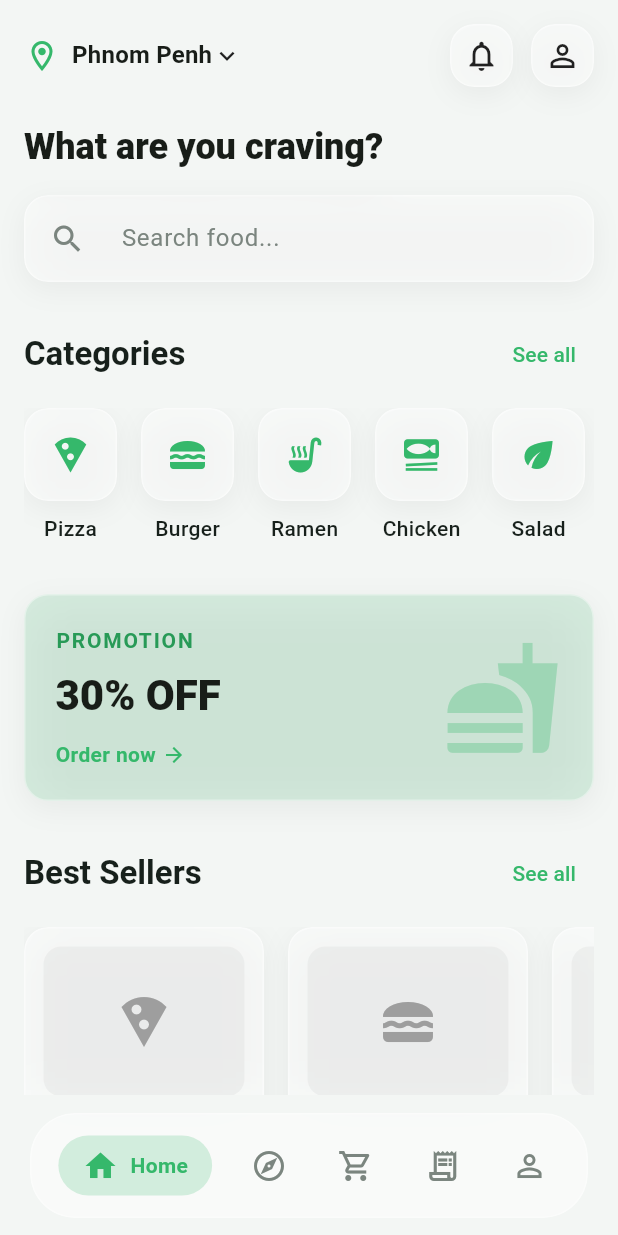
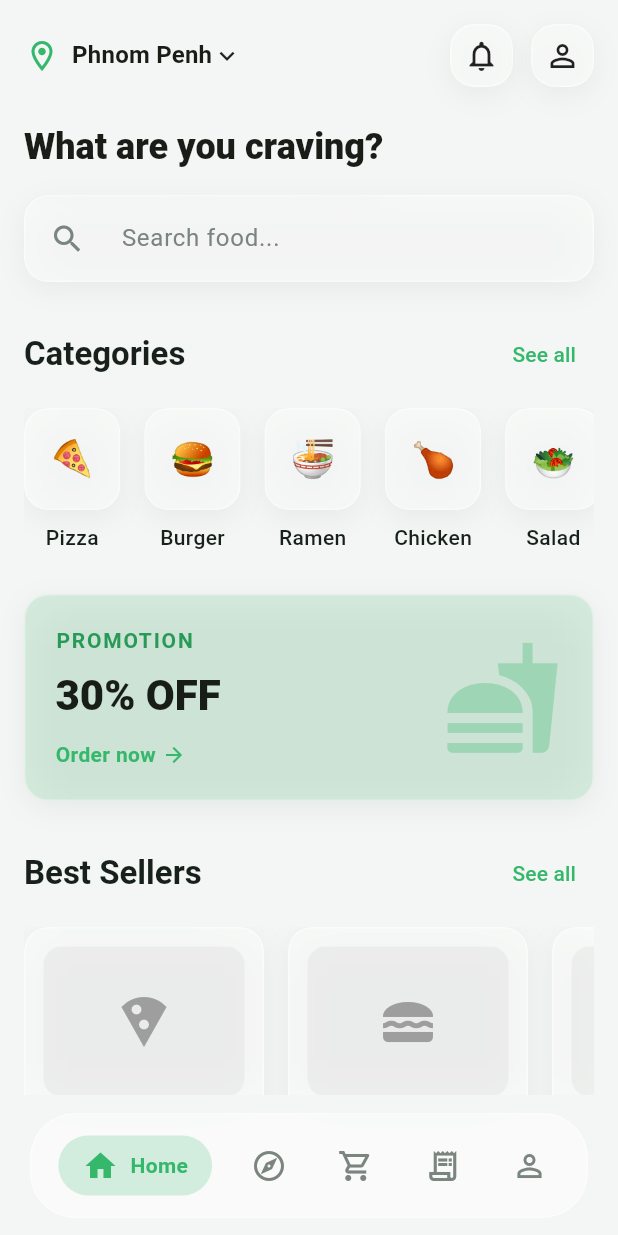
Before and after one commit to Ratanazen/FoodGo, a Flutter app: the HomeScreen screen opened by its route, on a phone screen of 412 x 824 dp. Run offline on Flutter 3.47's test engine with Material 3 defaults, Android fonts, the phone set to English and light mode, and no system bars; drawn by our look-alikes of flutter_animate; our stand-ins replace dio, flutter_map, flutter_secure_storage, geolocator, go_router, latlong2 and 1 more; accounts and stored records are empty.

Commit message:
style: use emojis for categories instead of material icons

```diff
--- a/foodgo_flutter/lib/features/home/presentation/home_screen.dart
+++ b/foodgo_flutter/lib/features/home/presentation/home_screen.dart
@@ -79,7 +79,7 @@ class HomeScreen extends StatelessWidget {
                 itemCount: 5,
                 itemBuilder: (context, index) {
                   final categories = ['Pizza', 'Burger', 'Ramen', 'Chicken', 'Salad'];
-                  final icons = [Icons.local_pizza, Icons.lunch_dining, Icons.soup_kitchen, Icons.set_meal, Icons.eco];
+                  final emojis = ['🍕', '🍔', '🍜', '🍗', '🥗'];
                   return Padding(
                     padding: const EdgeInsets.only(right: 16.0),
                     child: Column(
@@ -87,7 +87,7 @@ class HomeScreen extends StatelessWidget {
                         GlassContainer(
                           padding: const EdgeInsets.all(16),
                           borderRadius: GlassTheme.borderRadiusSmall,
-                          child: Icon(icons[index], size: 28, color: GlassTheme.primaryGreen),
+                          child: Text(emojis[index], style: const TextStyle(fontSize: 24)),
                         ),
                         const SizedBox(height: 8),
                         Text(categories[index], style: const TextStyle(fontWeight: FontWeight.w500)),
```
